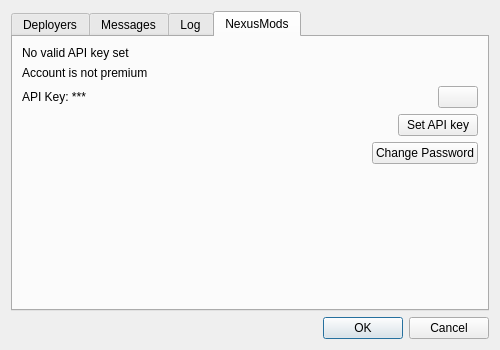
First picture: the form in src/ui/settingsdialog.ui, repository C-Nucifora/limo, before the edit.
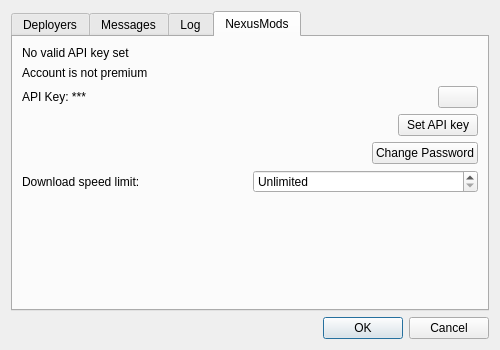
Second picture: the form after the edit. The open tabs and pages were chosen to show the change.

Commit message: feat(#140): configurable download speed limiter

```diff
--- a/src/ui/settingsdialog.ui
+++ b/src/ui/settingsdialog.ui
@@ -475,6 +475,33 @@
          </item>
         </layout>
        </item>
+       <item>
+        <layout class="QHBoxLayout" name="horizontalLayout_download_limit">
+         <item>
+          <widget class="QLabel" name="download_speed_limit_label">
+           <property name="text">
+            <string>Download speed limit:</string>
+           </property>
+          </widget>
+         </item>
+         <item>
+          <widget class="QSpinBox" name="download_speed_limit_box">
+           <property name="suffix">
+            <string> KB/s</string>
+           </property>
+           <property name="specialValueText">
+            <string>Unlimited</string>
+           </property>
+           <property name="minimum">
+            <number>0</number>
+           </property>
+           <property name="maximum">
+            <number>1000000</number>
+           </property>
+          </widget>
+         </item>
+        </layout>
+       </item>
        <item>
         <spacer name="verticalSpacer_4">
          <property name="orientation">
```
The commit also changes 2 other files.
